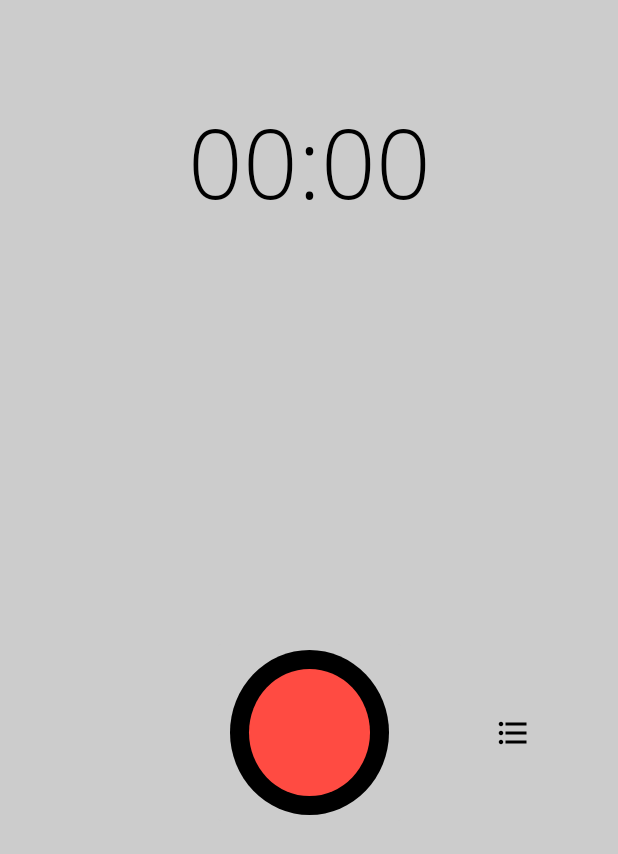
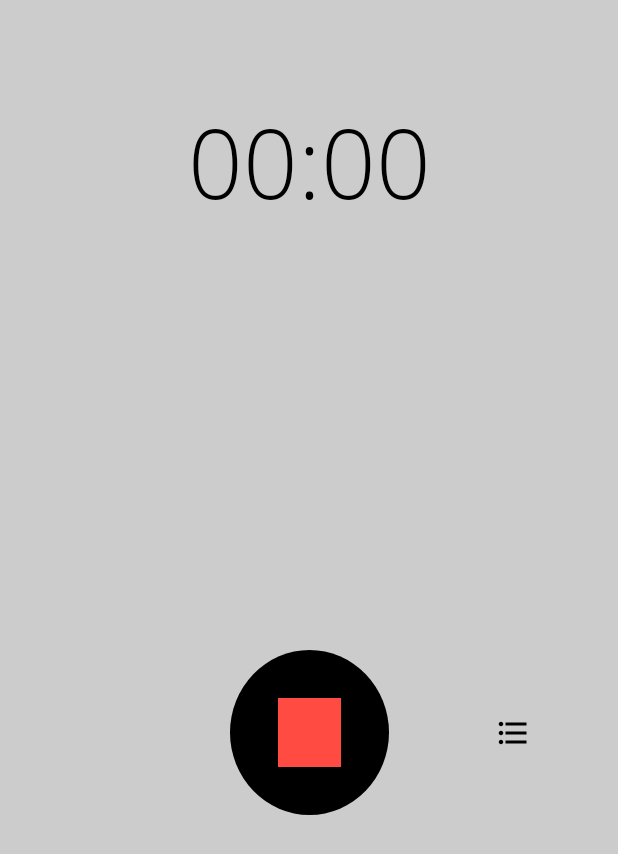
Before and after one commit to nakshatra-bazukaa/Voice-Recorder, an Android app: the screen it shows after launch (MainActivity), after a tap on an icon or button, on a phone screen of 412 x 824 dp. Shown: the top 854 px of the screen. Run offline under Robolectric (Android 15) with nearby library versions, the light colour scheme and no system bars; our stand-ins replace ButterKnife, sdp/ssp sizes.

Commit message:
Record button corrected

```diff
--- a/AudioRecorder/app/src/main/AndroidManifest.xml
+++ b/AudioRecorder/app/src/main/AndroidManifest.xml
@@ -2,6 +2,7 @@
 <manifest xmlns:android="http://schemas.android.com/apk/res/android"
     package="com.bazukaa.audiorecorder">
 
+    <uses-permission android:name="android.permission.RECORD_AUDIO"/>
     <application
         android:allowBackup="true"
         android:icon="@mipmap/ic_launcher"
--- a/AudioRecorder/app/src/main/java/com/bazukaa/audiorecorder/RecordFragment.java
+++ b/AudioRecorder/app/src/main/java/com/bazukaa/audiorecorder/RecordFragment.java
@@ -1,9 +1,12 @@
 package com.bazukaa.audiorecorder;
 
+import android.Manifest;
+import android.content.pm.PackageManager;
 import android.os.Bundle;
 
 import androidx.annotation.NonNull;
 import androidx.annotation.Nullable;
+import androidx.core.app.ActivityCompat;
 import androidx.fragment.app.Fragment;
 import androidx.navigation.NavController;
 import androidx.navigation.Navigation;
@@ -12,9 +15,9 @@ import android.view.LayoutInflater;
 import android.view.View;
 import android.view.ViewGroup;
 import android.widget.ImageButton;
-import android.widget.ImageView;
 
-import butterknife.BindView;
+import com.bazukaa.audiorecorder.util.Constants;
+
 import butterknife.ButterKnife;
 import butterknife.OnClick;
 
@@ -22,7 +25,7 @@ public class RecordFragment extends Fragment {
 
     private NavController navController;
 
-    private boolean isRecording = false;
+    private boolean isNotRecording = true;
 
     public RecordFragment() {
         // Required empty public constructor
@@ -49,15 +52,24 @@ public class RecordFragment extends Fragment {
     }
     @OnClick(R.id.record_btn)
     public void recordBtnClicked(View v){
-        if(isRecording){
+        if(isNotRecording && checkAudioPermission()){
+            // Start rec
+            ((ImageButton)v).setImageDrawable(getResources().getDrawable(R.drawable.record_btn_stop, null));
+            isNotRecording = false;
+        }else{
             // Stop rec
-            ((ImageButton)v).setImageDrawable(getResources().getDrawable(R.drawable.record_btn_paused, null));
-            isRecording = false;
-        }else{
-            // Start rec
             ((ImageButton)v).setImageDrawable(getResources().getDrawable(R.drawable.record_btn_start, null));
-            isRecording = true;
+            isNotRecording = true;
         }
 
     }
+
+    private boolean checkAudioPermission() {
+        if(ActivityCompat.checkSelfPermission(getContext(), Manifest.permission.RECORD_AUDIO) == PackageManager.PERMISSION_GRANTED){
+            return true;
+        }else{
+            ActivityCompat.requestPermissions(getActivity(), new String[]{Manifest.permission.RECORD_AUDIO}, Constants.RECORD_AUDIO_PERMISSION);
+            return false;
+        }
+    }
 }
--- /dev/null
+++ b/AudioRecorder/app/src/main/java/com/bazukaa/audiorecorder/util/Constants.java
@@ -0,0 +1,6 @@
+package com.bazukaa.audiorecorder.util;
+
+public class Constants {
+
+    public static final int RECORD_AUDIO_PERMISSION = 876;
+}
```
Also changed, not shown: AudioRecorder/app/src/main/res/drawable/record_btn_stop.xml (renamed from AudioRecorder/app/src/main/res/drawable/record_btn_paused.xml).
